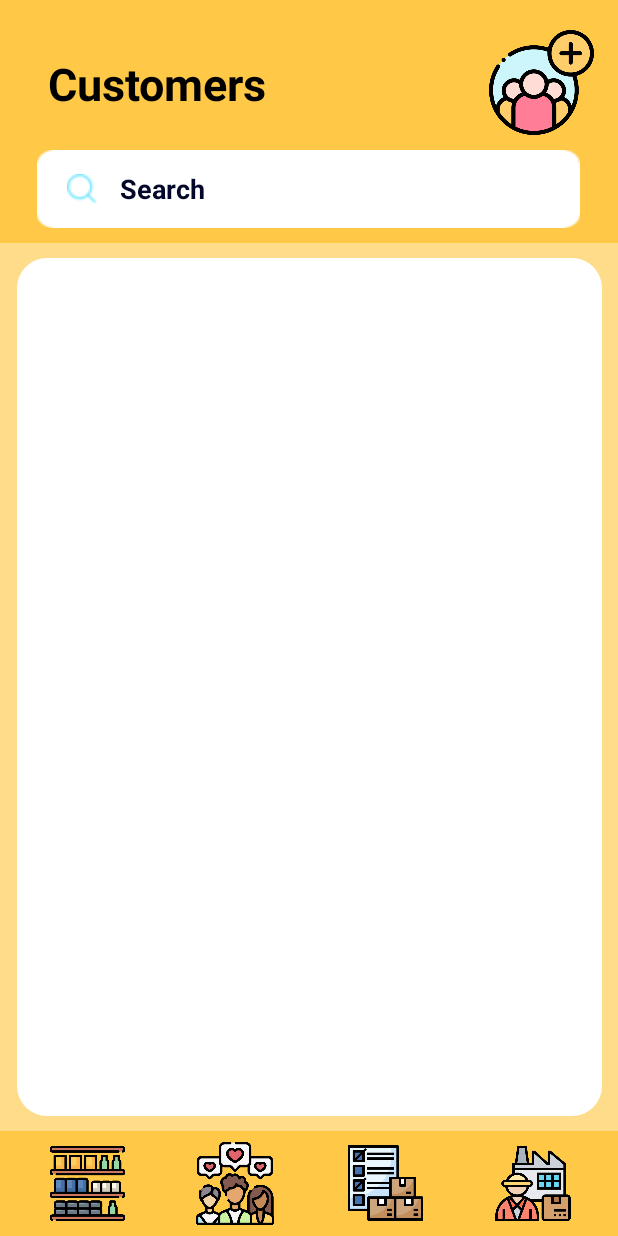
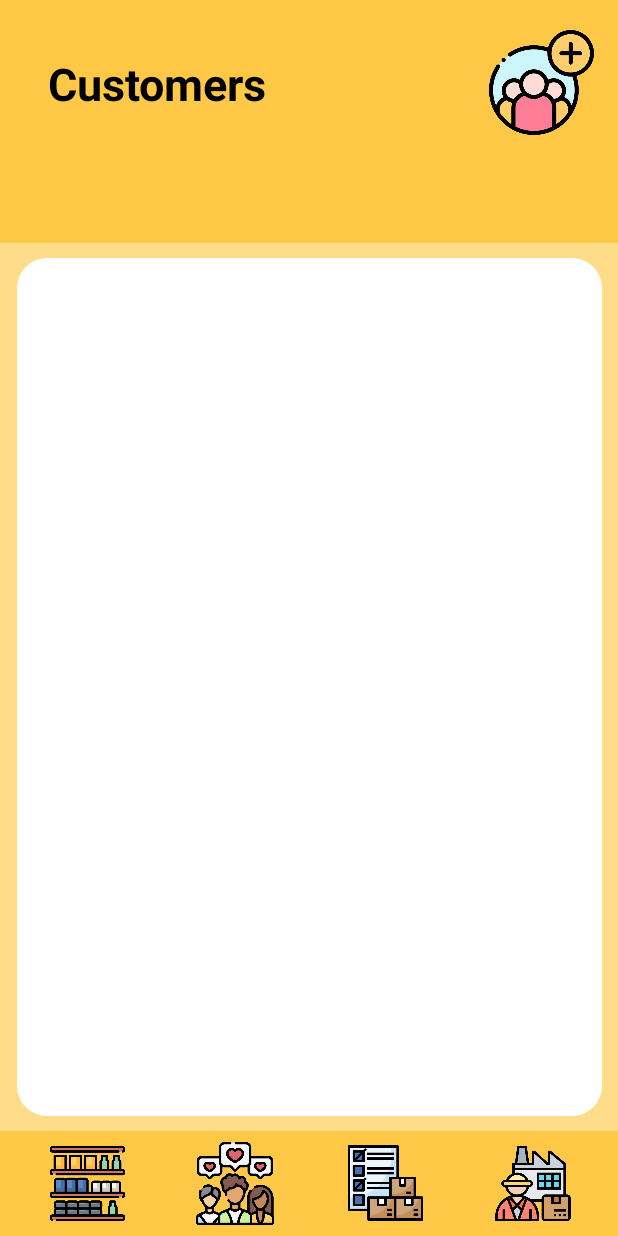
Before and after one commit to ChirathJ/Peaky-Blinders-MAD-Project, an Android app: the screen it shows after launch (MainActivity before the commit, CustomerMainActivity after it), on a phone screen of 412 x 824 dp. Run offline under Robolectric (Android 15) with nearby library versions, the phone set to English and light mode, and no system bars; Roboto replaces fonts that are not available here.

Commit message:
namings done

```diff
--- a/app/src/main/AndroidManifest.xml
+++ b/app/src/main/AndroidManifest.xml
@@ -22,7 +22,7 @@
             android:name=".AddCustomer"
             android:exported="true" />
         <activity
-            android:name=".MainActivity"
+            android:name=".CustomerMainActivity"
             android:exported="true">
             <intent-filter>
                 <action android:name="android.intent.action.MAIN" />
--- a/app/src/main/java/com/example/mad/AddCustomer.java
+++ b/app/src/main/java/com/example/mad/AddCustomer.java
@@ -28,7 +28,7 @@ public class AddCustomer extends AppCompatActivity {
         save_button.setOnClickListener(new View.OnClickListener() {
             @Override
             public void onClick(View view) {
-                MyDatabaseHelper myDB = new MyDatabaseHelper(AddCustomer.this);
+                CustomerDatabaseHelper myDB = new CustomerDatabaseHelper(AddCustomer.this);
                 myDB.addStock(customerName.getText().toString().trim(),
                         customerEmail.getText().toString().trim(),
                         customerPhone.getText().toString().trim(),
@@ -39,7 +39,7 @@ public class AddCustomer extends AppCompatActivity {
         back_button.setOnClickListener(new View.OnClickListener() {
             @Override
             public void onClick(View view1) {
-                Intent intent1 = new Intent(AddCustomer.this, MainActivity.class);
+                Intent intent1 = new Intent(AddCustomer.this, CustomerMainActivity.class);
                 startActivity(intent1);
             }
         });
--- a/app/src/main/java/com/example/mad/CustomAdapter.java
+++ b/app/src/main/java/com/example/mad/CustomerAdapter.java
@@ -18,14 +18,14 @@ import androidx.recyclerview.widget.RecyclerView;
 
 import java.util.ArrayList;
 
-public class CustomAdapter extends RecyclerView.Adapter<CustomAdapter.MyViewHolder> {
+public class CustomerAdapter extends RecyclerView.Adapter<CustomerAdapter.CustomerViewHolder> {
 
     private Context context;
     private Activity activity;
     private ArrayList customerID, customerName, customerEmail, customerPhone, customerJoinedDate;
 
-    CustomAdapter(Activity activity, Context context, ArrayList customerID, ArrayList customerName, ArrayList customerEmail, ArrayList customerPhone,
-                  ArrayList customerJoinedDate) {
+    CustomerAdapter(Activity activity, Context context, ArrayList customerID, ArrayList customerName, ArrayList customerEmail, ArrayList customerPhone,
+                    ArrayList customerJoinedDate) {
         this.activity = activity;
         this.context = context;
         this.customerID = customerID;
@@ -37,15 +37,15 @@ public class CustomAdapter extends RecyclerView.Adapter<CustomAdapter.MyViewHold
 
     @NonNull
     @Override
-    public MyViewHolder onCreateViewHolder(@NonNull ViewGroup parent, int viewType) {
+    public CustomerViewHolder onCreateViewHolder(@NonNull ViewGroup parent, int viewType) {
         LayoutInflater inflater = LayoutInflater.from(context);
         View view = inflater.inflate(R.layout.row, parent, false);
-        return new MyViewHolder(view);
+        return new CustomerViewHolder(view);
     }
 
     @RequiresApi(api = Build.VERSION_CODES.M)
     @Override
-    public void onBindViewHolder(@NonNull final MyViewHolder holder, @SuppressLint("RecyclerView") final int position) {
+    public void onBindViewHolder(@NonNull final CustomerViewHolder holder, @SuppressLint("RecyclerView") final int position) {
         holder.customer_id_txt.setText(String.valueOf(customerID.get(position)));
         holder.customer_name_txt.setText(String.valueOf(customerName.get(position)));
         holder.customer_email_txt.setText(String.valueOf(customerEmail.get(position)));
@@ -69,12 +69,12 @@ public class CustomAdapter extends RecyclerView.Adapter<CustomAdapter.MyViewHold
         return customerID.size();
     }
 
-    class MyViewHolder extends RecyclerView.ViewHolder {
+    class CustomerViewHolder extends RecyclerView.ViewHolder {
 
         TextView customer_id_txt, customer_name_txt, customer_email_txt, customer_phone_txt;
         LinearLayout mainLayout;
 
-        MyViewHolder(@NonNull View itemView) {
+        CustomerViewHolder(@NonNull View itemView) {
             super(itemView);
             customer_id_txt = itemView.findViewById(R.id.customer_id_txt);
             customer_name_txt = itemView.findViewById(R.id.customer_name_txt);
--- a/app/src/main/java/com/example/mad/MyDatabaseHelper.java
+++ b/app/src/main/java/com/example/mad/CustomerDatabaseHelper.java
@@ -9,7 +9,7 @@ import android.widget.Toast;
 
 import androidx.annotation.Nullable;
 
-class MyDatabaseHelper extends SQLiteOpenHelper {
+class CustomerDatabaseHelper extends SQLiteOpenHelper {
 
     private Context context;
     private static final String DATABASE_NAME = "Customer.db";
@@ -22,7 +22,7 @@ class MyDatabaseHelper extends SQLiteOpenHelper {
     private static final String COLUMN_PHONE = "customerPhone";
     private static final String COLUMN_JOINED_DATE = "customerJoinedDate";
 
-    MyDatabaseHelper(@Nullable Context context) {
+    CustomerDatabaseHelper(@Nullable Context context) {
         super(context, DATABASE_NAME, null, DATABASE_VERSION);
         this.context = context;
     }
--- a/app/src/main/java/com/example/mad/MainActivity.java
+++ b/app/src/main/java/com/example/mad/CustomerMainActivity.java
@@ -15,14 +15,14 @@ import androidx.recyclerview.widget.RecyclerView;
 
 import java.util.ArrayList;
 
-public class MainActivity extends AppCompatActivity {
+public class CustomerMainActivity extends AppCompatActivity {
 
     RecyclerView recyclerView;
     ImageButton add_button;
 
-    MyDatabaseHelper myDB;
+    CustomerDatabaseHelper myDB;
     ArrayList<String> customerID, customerName, customerEmail, customerPhone, customerJoinedDate;
-    CustomAdapter customAdapter;
+    CustomerAdapter customAdapter;
 
     @Override
     protected void onCreate(Bundle savedInstanceState) {
@@ -33,12 +33,12 @@ public class MainActivity extends AppCompatActivity {
         add_button.setOnClickListener(new View.OnClickListener() {
             @Override
             public void onClick(View view) {
-                Intent intent = new Intent(MainActivity.this, AddCustomer.class);
+                Intent intent = new Intent(CustomerMainActivity.this, AddCustomer.class);
                 startActivity(intent);
             }
         });
 
-        myDB = new MyDatabaseHelper(MainActivity.this);
+        myDB = new CustomerDatabaseHelper(CustomerMainActivity.this);
         customerID = new ArrayList<>();
         customerName = new ArrayList<>();
         customerEmail = new ArrayList<>();
@@ -47,9 +47,9 @@ public class MainActivity extends AppCompatActivity {
 
         storeDataInArrays();
 
-        customAdapter = new CustomAdapter(MainActivity.this,this, customerID, customerName, customerEmail, customerPhone, customerJoinedDate);
+        customAdapter = new CustomerAdapter(CustomerMainActivity.this,this, customerID, customerName, customerEmail, customerPhone, customerJoinedDate);
         recyclerView.setAdapter(customAdapter);
-        recyclerView.setLayoutManager(new LinearLayoutManager(MainActivity.this));
+        recyclerView.setLayoutManager(new LinearLayoutManager(CustomerMainActivity.this));
 
     }
 
--- a/app/src/main/java/com/example/mad/DetailsCustomer.java
+++ b/app/src/main/java/com/example/mad/DetailsCustomer.java
@@ -72,7 +72,7 @@ public class DetailsCustomer extends AppCompatActivity {
         back_button.setOnClickListener(new View.OnClickListener() {
             @Override
             public void onClick(View view1) {
-                Intent intent1 = new Intent(DetailsCustomer.this, MainActivity.class);
+                Intent intent1 = new Intent(DetailsCustomer.this, CustomerMainActivity.class);
                 startActivity(intent1);
             }
         });
@@ -106,7 +106,7 @@ public class DetailsCustomer extends AppCompatActivity {
         builder.setPositiveButton("Yes", new DialogInterface.OnClickListener() {
             @Override
             public void onClick(DialogInterface dialogInterface, int i) {
-                MyDatabaseHelper myDB = new MyDatabaseHelper(DetailsCustomer.this);
+                CustomerDatabaseHelper myDB = new CustomerDatabaseHelper(DetailsCustomer.this);
                 myDB.deleteOneRow(customerID);
                 finish();
             }
--- a/app/src/main/java/com/example/mad/UpdateCustomer.java
+++ b/app/src/main/java/com/example/mad/UpdateCustomer.java
@@ -37,7 +37,7 @@ public class UpdateCustomer extends AppCompatActivity {
         back_button.setOnClickListener(new View.OnClickListener() {
             @Override
             public void onClick(View view1) {
-                Intent intent1 = new Intent(UpdateCustomer.this, MainActivity.class);
+                Intent intent1 = new Intent(UpdateCustomer.this, CustomerMainActivity.class);
                 startActivity(intent1);
             }
         });
@@ -46,7 +46,7 @@ public class UpdateCustomer extends AppCompatActivity {
         update_button.setOnClickListener(new View.OnClickListener() {
             @Override
             public void onClick(View view1) {
-                MyDatabaseHelper myDB = new MyDatabaseHelper(UpdateCustomer.this);
+                CustomerDatabaseHelper myDB = new CustomerDatabaseHelper(UpdateCustomer.this);
                 myDB.updateData(customerID,upName1.getText().toString().trim(),
                         upEmail1.getText().toString().trim(),
                         upPhone1.getText().toString().trim(),
--- a/app/src/main/java/com/example/mad/UpdatePhone.java
+++ b/app/src/main/java/com/example/mad/UpdatePhone.java
@@ -41,7 +41,7 @@ public class UpdatePhone extends AppCompatActivity {
         save_button.setOnClickListener(new View.OnClickListener() {
             @Override
             public void onClick(View view1) {
-                MyDatabaseHelper myDB = new MyDatabaseHelper(UpdatePhone.this);
+                CustomerDatabaseHelper myDB = new CustomerDatabaseHelper(UpdatePhone.this);
                 myDB.updateData(customerID,customerName,customerEmail,
                         phoneentry.getText().toString().trim(),
                         customerJoinedDate.toString().trim());
--- a/app/src/main/res/layout/activity_add_customer.xml
+++ b/app/src/main/res/layout/activity_add_customer.xml
@@ -4,7 +4,7 @@
         xmlns:tools="http://schemas.android.com/tools"
         android:layout_width="match_parent"
         android:layout_height="match_parent"
-        tools:context=".MainActivity"
+        tools:context=".CustomerMainActivity"
         android:background="@color/colorPrimary"
         tools:ignore="ExtraText">
 
--- a/app/src/main/res/layout/activity_details_customer.xml
+++ b/app/src/main/res/layout/activity_details_customer.xml
@@ -4,7 +4,7 @@
     xmlns:tools="http://schemas.android.com/tools"
     android:layout_width="match_parent"
     android:layout_height="match_parent"
-    tools:context=".MainActivity"
+    tools:context=".CustomerMainActivity"
     android:background="@color/colorPrimary"
     tools:ignore="ExtraText">
 
--- a/app/src/main/res/layout/activity_main.xml
+++ b/app/src/main/res/layout/activity_main.xml
@@ -4,7 +4,7 @@
     xmlns:tools="http://schemas.android.com/tools"
     android:layout_width="match_parent"
     android:layout_height="match_parent"
-    tools:context=".MainActivity"
+    tools:context=".CustomerMainActivity"
     android:background="@color/colorPrimary"
     tools:ignore="ExtraText">
 
@@ -18,7 +18,6 @@
         app:layout_constraintStart_toStartOf="parent"
         app:layout_constraintTop_toTopOf="parent" />
 
-    //search
 
     <ImageButton
         android:id="@+id/add_button"
@@ -51,38 +50,6 @@
         app:layout_constraintStart_toStartOf="@+id/topView"
         app:layout_constraintTop_toTopOf="parent" />
 
-    <RelativeLayout
-        android:id="@+id/r1"
-        android:layout_width="362dp"
-        android:layout_height="52dp"
-        android:layout_marginTop="100dp"
-        android:background="@drawable/search_bg"
-        app:layout_constraintEnd_toEndOf="parent"
-        app:layout_constraintHorizontal_bias="0.489"
-        app:layout_constraintStart_toStartOf="parent"
-        app:layout_constraintTop_toTopOf="parent">
-
-        <ImageView
-            android:layout_width="20dp"
-            android:layout_height="20dp"
-            android:layout_alignParentStart="true"
-            android:layout_centerVertical="true"
-            android:layout_marginStart="20dp"
-            android:contentDescription="@string/search"
-            android:src="@drawable/search_img"
-            tools:ignore="ImageContrastCheck" />
-
-        <TextView
-            android:layout_width="wrap_content"
-            android:layout_height="wrap_content"
-            android:layout_centerVertical="true"
-            android:layout_marginStart="55dp"
-            android:text="@string/search"
-            android:textColor="#03082b"
-            android:textSize="18sp" />//search
-
-
-    </RelativeLayout>
 
     <LinearLayout
         android:layout_width="390dp"
--- a/app/src/main/res/layout/activity_update_customer.xml
+++ b/app/src/main/res/layout/activity_update_customer.xml
@@ -4,7 +4,7 @@
     xmlns:tools="http://schemas.android.com/tools"
     android:layout_width="match_parent"
     android:layout_height="match_parent"
-    tools:context=".MainActivity"
+    tools:context=".CustomerMainActivity"
     android:background="@color/colorPrimary"
     tools:ignore="ExtraText">
 
--- a/app/src/main/res/layout/activity_update_phone.xml
+++ b/app/src/main/res/layout/activity_update_phone.xml
@@ -4,7 +4,7 @@
     xmlns:tools="http://schemas.android.com/tools"
     android:layout_width="match_parent"
     android:layout_height="match_parent"
-    tools:context=".MainActivity"
+    tools:context=".CustomerMainActivity"
     android:background="@color/colorPrimary"
     tools:ignore="ExtraText">
 
--- a/app/src/main/res/values/strings.xml
+++ b/app/src/main/res/values/strings.xml
@@ -1,5 +1,5 @@
 <resources>
-    <string name="app_name">full</string>
+    <string name="app_name">Anything</string>
     <string name="top_icon">Back</string>
     <string name="customer_id">Customer ID:</string>
     <string name="customer_id_entry">Customer ID</string>
```
